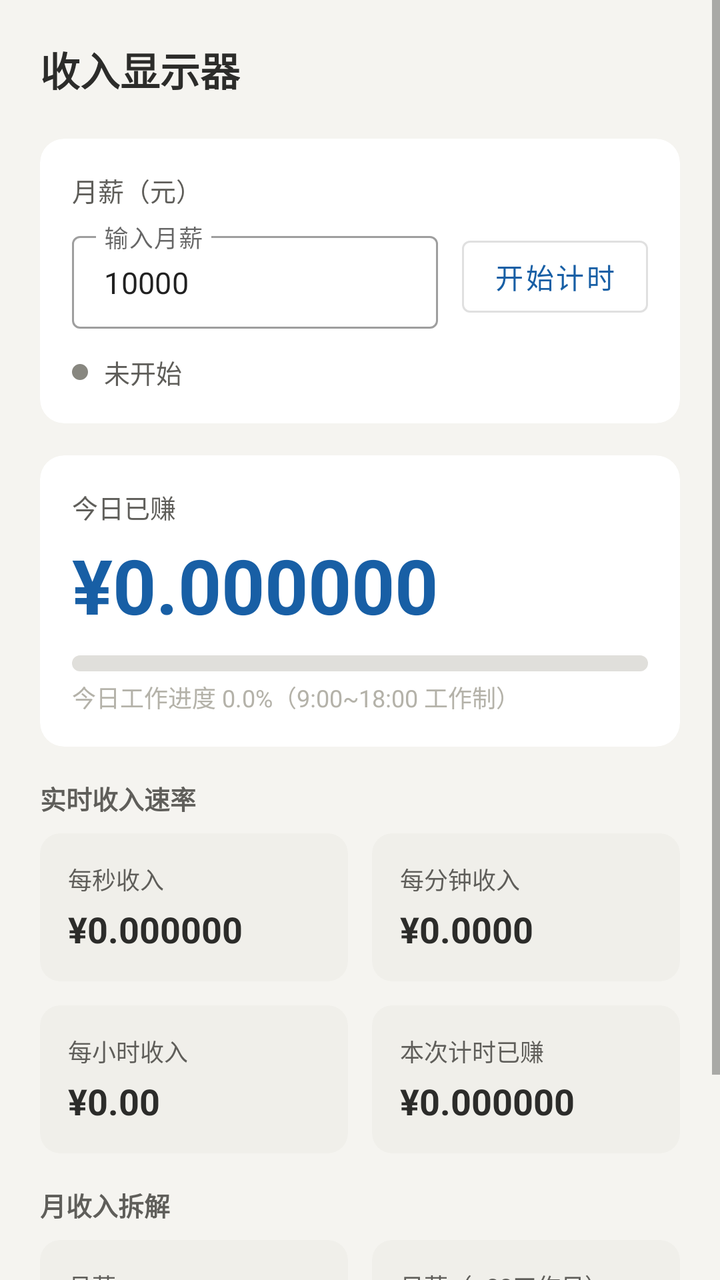
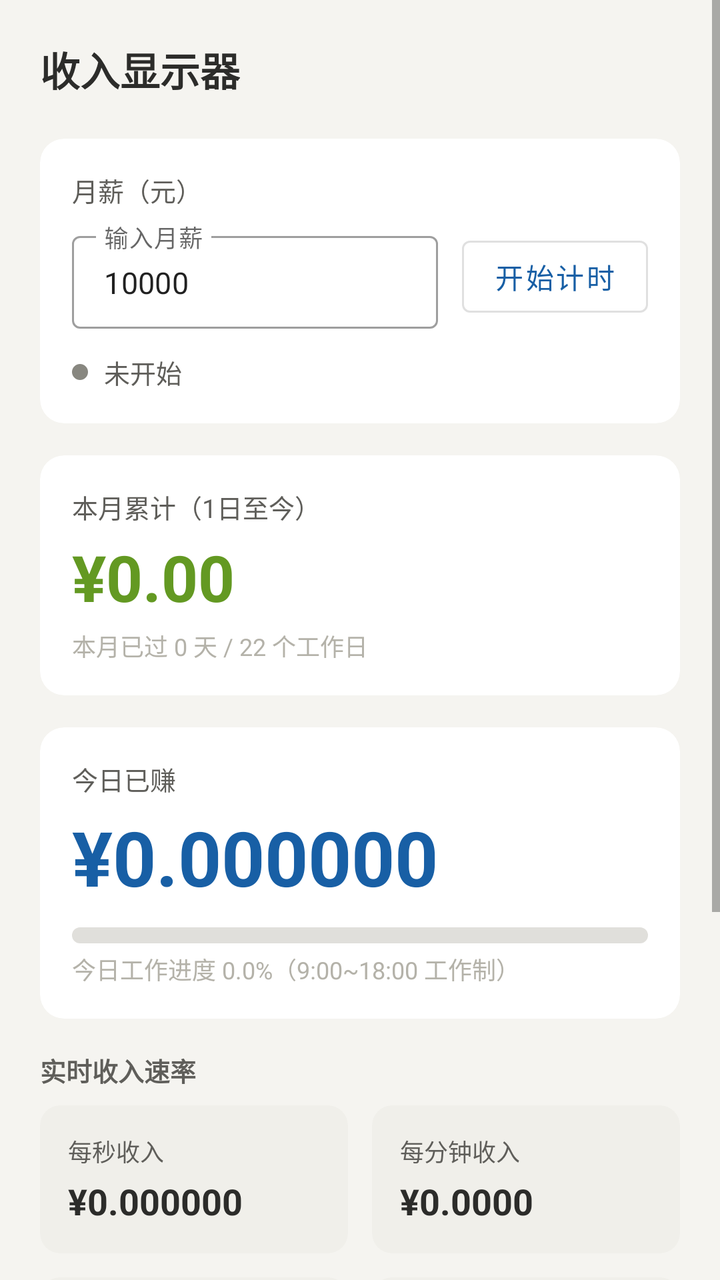

Compare the two renders of this Android layout. The source of the first and the diff that turns it into the second are given below.
<!-- AndroidManifest.xml: application theme Theme.IncomeMeter -->
<!-- res/layout/activity_main.xml -->
<?xml version="1.0" encoding="utf-8"?>
<ScrollView xmlns:android="http://schemas.android.com/apk/res/android"
    xmlns:app="http://schemas.android.com/apk/res-auto"
    android:layout_width="match_parent"
    android:layout_height="match_parent"
    android:background="@color/bg_page"
    android:fillViewport="true">

    <LinearLayout
        android:layout_width="match_parent"
        android:layout_height="wrap_content"
        android:orientation="vertical"
        android:padding="20dp">

        
        <TextView
            android:layout_width="wrap_content"
            android:layout_height="wrap_content"
            android:text="@string/app_name"
            android:textSize="20sp"
            android:textStyle="bold"
            android:textColor="@color/text_primary"
            android:layout_marginBottom="20dp" />

        
        <androidx.cardview.widget.CardView
            android:layout_width="match_parent"
            android:layout_height="wrap_content"
            android:layout_marginBottom="16dp"
            app:cardCornerRadius="12dp"
            app:cardElevation="0dp"
            app:cardBackgroundColor="@color/bg_card">

            <LinearLayout
                android:layout_width="match_parent"
                android:layout_height="wrap_content"
                android:orientation="vertical"
                android:padding="16dp">

                <TextView
                    android:layout_width="wrap_content"
                    android:layout_height="wrap_content"
                    android:text="@string/label_monthly_salary"
                    android:textSize="13sp"
                    android:textColor="@color/text_secondary"
                    android:layout_marginBottom="8dp" />

                <LinearLayout
                    android:layout_width="match_parent"
                    android:layout_height="wrap_content"
                    android:orientation="horizontal"
                    android:gravity="center_vertical">

                    <com.google.android.material.textfield.TextInputLayout
                        android:layout_width="0dp"
                        android:layout_height="wrap_content"
                        android:layout_weight="1"
                        android:layout_marginEnd="12dp"
                        style="@style/Widget.MaterialComponents.TextInputLayout.OutlinedBox.Dense">

                        <com.google.android.material.textfield.TextInputEditText
                            android:id="@+id/etSalary"
                            android:layout_width="match_parent"
                            android:layout_height="wrap_content"
                            android:hint="@string/hint_salary"
                            android:inputType="numberDecimal"
                            android:text="10000"
                            android:textSize="15sp" />
                    </com.google.android.material.textfield.TextInputLayout>

                    <com.google.android.material.button.MaterialButton
                        android:id="@+id/btnToggle"
                        android:layout_width="wrap_content"
                        android:layout_height="wrap_content"
                        android:text="@string/btn_start"
                        android:textSize="14sp"
                        style="@style/Widget.MaterialComponents.Button.OutlinedButton" />
                </LinearLayout>

                
                <LinearLayout
                    android:layout_width="wrap_content"
                    android:layout_height="wrap_content"
                    android:orientation="horizontal"
                    android:gravity="center_vertical"
                    android:layout_marginTop="12dp">

                    <View
                        android:id="@+id/statusDot"
                        android:layout_width="8dp"
                        android:layout_height="8dp"
                        android:background="@drawable/dot_stopped"
                        android:layout_marginEnd="8dp" />

                    <TextView
                        android:id="@+id/tvStatus"
                        android:layout_width="wrap_content"
                        android:layout_height="wrap_content"
                        android:text="@string/status_idle"
                        android:textSize="13sp"
                        android:textColor="@color/text_secondary" />
                </LinearLayout>
            </LinearLayout>
        </androidx.cardview.widget.CardView>

        
        <androidx.cardview.widget.CardView
            android:layout_width="match_parent"
            android:layout_height="wrap_content"
            android:layout_marginBottom="16dp"
            app:cardCornerRadius="12dp"
            app:cardElevation="0dp"
            app:cardBackgroundColor="@color/bg_card">

            <LinearLayout
                android:layout_width="match_parent"
                android:layout_height="wrap_content"
                android:orientation="vertical"
                android:padding="16dp">

                <TextView
                    android:layout_width="wrap_content"
                    android:layout_height="wrap_content"
                    android:text="@string/label_today_earned"
                    android:textSize="13sp"
                    android:textColor="@color/text_secondary"
                    android:layout_marginBottom="4dp" />

                <TextView
                    android:id="@+id/tvTodayEarned"
                    android:layout_width="wrap_content"
                    android:layout_height="wrap_content"
                    android:text="¥0.000000"
                    android:textSize="38sp"
                    android:textStyle="bold"
                    android:textColor="@color/accent_blue"
                    android:layout_marginBottom="10dp" />

                <ProgressBar
                    android:id="@+id/progressDay"
                    style="?android:attr/progressBarStyleHorizontal"
                    android:layout_width="match_parent"
                    android:layout_height="8dp"
                    android:max="10000"
                    android:progress="0"
                    android:progressDrawable="@drawable/progress_bar_bg" />

                <TextView
                    android:id="@+id/tvDayProgress"
                    android:layout_width="wrap_content"
                    android:layout_height="wrap_content"
                    android:text="@string/progress_default"
                    android:textSize="12sp"
                    android:textColor="@color/text_hint"
                    android:layout_marginTop="4dp" />
            </LinearLayout>
        </androidx.cardview.widget.CardView>

        
        <TextView
            android:layout_width="wrap_content"
            android:layout_height="wrap_content"
            android:text="@string/section_rate"
            android:textSize="13sp"
            android:textColor="@color/text_secondary"
            android:textStyle="bold"
            android:layout_marginBottom="8dp" />

        <GridLayout
            android:layout_width="match_parent"
            android:layout_height="wrap_content"
            android:columnCount="2"
            android:rowCount="2"
            android:layout_marginBottom="16dp"
            android:useDefaultMargins="false">

            <androidx.cardview.widget.CardView
                android:layout_width="0dp"
                android:layout_height="wrap_content"
                android:layout_columnWeight="1"
                android:layout_marginEnd="6dp"
                android:layout_marginBottom="12dp"
                app:cardCornerRadius="10dp"
                app:cardElevation="0dp"
                app:cardBackgroundColor="@color/bg_metric">

                <LinearLayout android:layout_width="match_parent" android:layout_height="wrap_content"
                    android:orientation="vertical" android:padding="14dp">
                    <TextView android:layout_width="wrap_content" android:layout_height="wrap_content"
                        android:text="@string/label_per_second" android:textSize="12sp" android:textColor="@color/text_secondary" />
                    <TextView android:id="@+id/tvPerSecond" android:layout_width="wrap_content" android:layout_height="wrap_content"
                        android:text="¥0.000000" android:textSize="18sp" android:textStyle="bold" android:textColor="@color/text_primary"
                        android:layout_marginTop="4dp" />
                </LinearLayout>
            </androidx.cardview.widget.CardView>

            <androidx.cardview.widget.CardView
                android:layout_width="0dp"
                android:layout_height="wrap_content"
                android:layout_columnWeight="1"
                android:layout_marginStart="6dp"
                android:layout_marginBottom="12dp"
                app:cardCornerRadius="10dp"
                app:cardElevation="0dp"
                app:cardBackgroundColor="@color/bg_metric">

                <LinearLayout android:layout_width="match_parent" android:layout_height="wrap_content"
                    android:orientation="vertical" android:padding="14dp">
                    <TextView android:layout_width="wrap_content" android:layout_height="wrap_content"
                        android:text="@string/label_per_minute" android:textSize="12sp" android:textColor="@color/text_secondary" />
                    <TextView android:id="@+id/tvPerMinute" android:layout_width="wrap_content" android:layout_height="wrap_content"
                        android:text="¥0.0000" android:textSize="18sp" android:textStyle="bold" android:textColor="@color/text_primary"
                        android:layout_marginTop="4dp" />
                </LinearLayout>
            </androidx.cardview.widget.CardView>

            <androidx.cardview.widget.CardView
                android:layout_width="0dp"
                android:layout_height="wrap_content"
                android:layout_columnWeight="1"
                android:layout_marginEnd="6dp"
                app:cardCornerRadius="10dp"
                app:cardElevation="0dp"
                app:cardBackgroundColor="@color/bg_metric">

                <LinearLayout android:layout_width="match_parent" android:layout_height="wrap_content"
                    android:orientation="vertical" android:padding="14dp">
                    <TextView android:layout_width="wrap_content" android:layout_height="wrap_content"
                        android:text="@string/label_per_hour" android:textSize="12sp" android:textColor="@color/text_secondary" />
                    <TextView android:id="@+id/tvPerHour" android:layout_width="wrap_content" android:layout_height="wrap_content"
                        android:text="¥0.00" android:textSize="18sp" android:textStyle="bold" android:textColor="@color/text_primary"
                        android:layout_marginTop="4dp" />
                </LinearLayout>
            </androidx.cardview.widget.CardView>

            <androidx.cardview.widget.CardView
                android:layout_width="0dp"
                android:layout_height="wrap_content"
                android:layout_columnWeight="1"
                android:layout_marginStart="6dp"
                app:cardCornerRadius="10dp"
                app:cardElevation="0dp"
                app:cardBackgroundColor="@color/bg_metric">

                <LinearLayout android:layout_width="match_parent" android:layout_height="wrap_content"
                    android:orientation="vertical" android:padding="14dp">
                    <TextView android:layout_width="wrap_content" android:layout_height="wrap_content"
                        android:text="@string/label_session" android:textSize="12sp" android:textColor="@color/text_secondary" />
                    <TextView android:id="@+id/tvSession" android:layout_width="wrap_content" android:layout_height="wrap_content"
                        android:text="¥0.000000" android:textSize="18sp" android:textStyle="bold" android:textColor="@color/text_primary"
                        android:layout_marginTop="4dp" />
                </LinearLayout>
            </androidx.cardview.widget.CardView>
        </GridLayout>

        
        <TextView
            android:layout_width="wrap_content"
            android:layout_height="wrap_content"
            android:text="@string/section_breakdown"
            android:textSize="13sp"
            android:textColor="@color/text_secondary"
            android:textStyle="bold"
            android:layout_marginBottom="8dp" />

        <GridLayout
            android:layout_width="match_parent"
            android:layout_height="wrap_content"
            android:columnCount="2"
            android:rowCount="1"
            android:layout_marginBottom="24dp"
            android:useDefaultMargins="false">

            <androidx.cardview.widget.CardView
                android:layout_width="0dp"
                android:layout_height="wrap_content"
                android:layout_columnWeight="1"
                android:layout_marginEnd="6dp"
                app:cardCornerRadius="10dp"
                app:cardElevation="0dp"
                app:cardBackgroundColor="@color/bg_metric">

                <LinearLayout android:layout_width="match_parent" android:layout_height="wrap_content"
                    android:orientation="vertical" android:padding="14dp">
                    <TextView android:layout_width="wrap_content" android:layout_height="wrap_content"
                        android:text="@string/label_month_salary" android:textSize="12sp" android:textColor="@color/text_secondary" />
                    <TextView android:id="@+id/tvMonthSalary" android:layout_width="wrap_content" android:layout_height="wrap_content"
                        android:text="¥10,000" android:textSize="18sp" android:textStyle="bold" android:textColor="@color/text_primary"
                        android:layout_marginTop="4dp" />
                </LinearLayout>
            </androidx.cardview.widget.CardView>

            <androidx.cardview.widget.CardView
                android:layout_width="0dp"
                android:layout_height="wrap_content"
                android:layout_columnWeight="1"
                android:layout_marginStart="6dp"
                app:cardCornerRadius="10dp"
                app:cardElevation="0dp"
                app:cardBackgroundColor="@color/bg_metric">

                <LinearLayout android:layout_width="match_parent" android:layout_height="wrap_content"
                    android:orientation="vertical" android:padding="14dp">
                    <TextView android:layout_width="wrap_content" android:layout_height="wrap_content"
                        android:text="@string/label_day_salary" android:textSize="12sp" android:textColor="@color/text_secondary" />
                    <TextView android:id="@+id/tvDaySalary" android:layout_width="wrap_content" android:layout_height="wrap_content"
                        android:text="¥454.55" android:textSize="18sp" android:textStyle="bold" android:textColor="@color/text_primary"
                        android:layout_marginTop="4dp" />
                </LinearLayout>
            </androidx.cardview.widget.CardView>
        </GridLayout>

        
        <TextView
            android:layout_width="match_parent"
            android:layout_height="wrap_content"
            android:text="@string/footer_formula"
            android:textSize="11sp"
            android:textColor="@color/text_hint"
            android:gravity="center"
            android:layout_marginBottom="8dp" />

    </LinearLayout>
</ScrollView>
<!-- resources referenced by this layout -->
<resources>
  <color name="accent_blue">#185FA5</color>
  <color name="bg_card">#FFFFFF</color>
  <color name="bg_metric">#F0EFEA</color>
  <color name="bg_page">#F5F4F0</color>
  <color name="text_hint">#B4B2A9</color>
  <color name="text_primary">#2C2C2A</color>
  <color name="text_secondary">#5F5E5A</color>
  <!-- drawable dot_stopped (drawable) -->
  <?xml version="1.0" encoding="utf-8"?>
  <shape xmlns:android="http://schemas.android.com/apk/res/android"
      android:shape="oval">
      <solid android:color="@color/dot_stopped" />
      <size android:width="8dp" android:height="8dp" />
  </shape>
  <!-- drawable progress_bar_bg (drawable) -->
  <?xml version="1.0" encoding="utf-8"?>
  <layer-list xmlns:android="http://schemas.android.com/apk/res/android">
      <item android:id="@android:id/background">
          <shape android:shape="rectangle">
              <corners android:radius="4dp" />
              <solid android:color="@color/progress_track" />
          </shape>
      </item>
      <item android:id="@android:id/progress">
          <clip>
              <shape android:shape="rectangle">
                  <corners android:radius="4dp" />
                  <solid android:color="@color/accent_blue" />
              </shape>
          </clip>
      </item>
  </layer-list>
  <string name="app_name">收入显示器</string>
  <string name="btn_start">开始计时</string>
  <string name="footer_formula">计算公式：月薪 ÷ 22工作日 ÷ 8小时 ÷ 3600秒</string>
  <string name="hint_salary">输入月薪</string>
  <string name="label_day_salary">日薪（÷22工作日）</string>
  <string name="label_month_salary">月薪</string>
  <string name="label_monthly_salary">月薪（元）</string>
  <string name="label_per_hour">每小时收入</string>
  <string name="label_per_minute">每分钟收入</string>
  <string name="label_per_second">每秒收入</string>
  <string name="label_session">本次计时已赚</string>
  <string name="label_today_earned">今日已赚</string>
  <string name="progress_default">今日工作进度 0.0%（9:00~18:00 工作制）</string>
  <string name="section_breakdown">月收入拆解</string>
  <string name="section_rate">实时收入速率</string>
  <string name="status_idle">未开始</string>
  <style name="Theme.IncomeMeter" parent="Theme.MaterialComponents.DayNight.DarkActionBar">
          <item name="colorPrimary">@color/accent_blue</item>
          <item name="colorPrimaryVariant">@color/accent_blue</item>
          <item name="colorOnPrimary">@color/white</item>
          <item name="android:windowBackground">@color/bg_page</item>
          <item name="android:statusBarColor">@color/accent_blue</item>
      </style>
  <color name="dot_stopped">#888780</color>
  <color name="progress_track">#E0DFDB</color>
  <color name="white">#FFFFFF</color>
</resources>

<!-- the commit's change to res/layout/activity_main.xml (unified diff, before → after) -->
@@ -121,6 +121,49 @@
                 <TextView
                     android:layout_width="wrap_content"
                     android:layout_height="wrap_content"
+                    android:text="@string/label_month_earned"
+                    android:textSize="13sp"
+                    android:textColor="@color/text_secondary"
+                    android:layout_marginBottom="4dp" />
+
+                <TextView
+                    android:id="@+id/tvMonthEarned"
+                    android:layout_width="wrap_content"
+                    android:layout_height="wrap_content"
+                    android:text="¥0.00"
+                    android:textSize="32sp"
+                    android:textStyle="bold"
+                    android:textColor="@color/accent_green"
+                    android:layout_marginBottom="4dp" />
+
+                <TextView
+                    android:id="@+id/tvMonthProgress"
+                    android:layout_width="wrap_content"
+                    android:layout_height="wrap_content"
+                    android:text="@string/month_progress_default"
+                    android:textSize="12sp"
+                    android:textColor="@color/text_hint" />
+            </LinearLayout>
+        </androidx.cardview.widget.CardView>
+
+        
+        <androidx.cardview.widget.CardView
+            android:layout_width="match_parent"
+            android:layout_height="wrap_content"
+            android:layout_marginBottom="16dp"
+            app:cardCornerRadius="12dp"
+            app:cardElevation="0dp"
+            app:cardBackgroundColor="@color/bg_card">
+
+            <LinearLayout
+                android:layout_width="match_parent"
+                android:layout_height="wrap_content"
+                android:orientation="vertical"
+                android:padding="16dp">
+
+                <TextView
+                    android:layout_width="wrap_content"
+                    android:layout_height="wrap_content"
                     android:text="@string/label_today_earned"
                     android:textSize="13sp"
                     android:textColor="@color/text_secondary"
<!-- resource entries referenced after the edit -->
@@ -1,6 +1,7 @@
 <!-- resources referenced by this layout -->
 <resources>
   <color name="accent_blue">#185FA5</color>
+  <color name="accent_green">#639922</color>
   <color name="bg_card">#FFFFFF</color>
   <color name="bg_metric">#F0EFEA</color>
   <color name="bg_page">#F5F4F0</color>
@@ -37,6 +38,7 @@
   <string name="footer_formula">计算公式：月薪 ÷ 22工作日 ÷ 8小时 ÷ 3600秒</string>
   <string name="hint_salary">输入月薪</string>
   <string name="label_day_salary">日薪（÷22工作日）</string>
+  <string name="label_month_earned">本月累计（1日至今）</string>
   <string name="label_month_salary">月薪</string>
   <string name="label_monthly_salary">月薪（元）</string>
   <string name="label_per_hour">每小时收入</string>
@@ -44,6 +46,7 @@
   <string name="label_per_second">每秒收入</string>
   <string name="label_session">本次计时已赚</string>
   <string name="label_today_earned">今日已赚</string>
+  <string name="month_progress_default">本月已过 0 天 / 22 个工作日</string>
   <string name="progress_default">今日工作进度 0.0%（9:00~18:00 工作制）</string>
   <string name="section_breakdown">月收入拆解</string>
   <string name="section_rate">实时收入速率</string>
